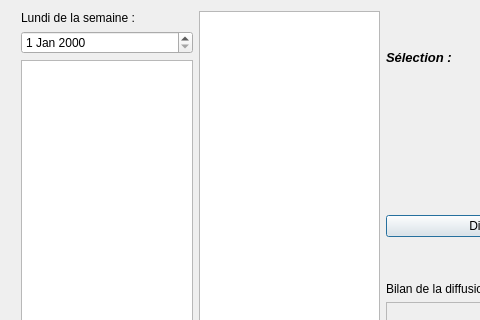
Old version of the form diffusionmanager.ui in the repository ThFeneuil/SPARK-Secretariat; both pictures show x 0 to 480 and y 0 to 320 of the 670 by 463 pixel window.
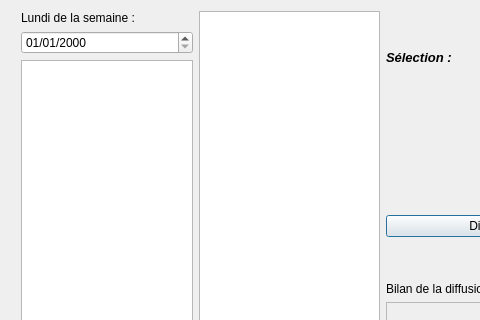
New version of the form.

Commit message: Format dd/MM/yyyy pour DiffusionManager

Diff of the .ui file:
```diff
--- a/diffusionmanager.ui
+++ b/diffusionmanager.ui
@@ -40,6 +40,9 @@
          <height>16777215</height>
         </size>
        </property>
+       <property name="displayFormat">
+        <string>dd/MM/yyyy</string>
+       </property>
       </widget>
      </item>
      <item>
```
